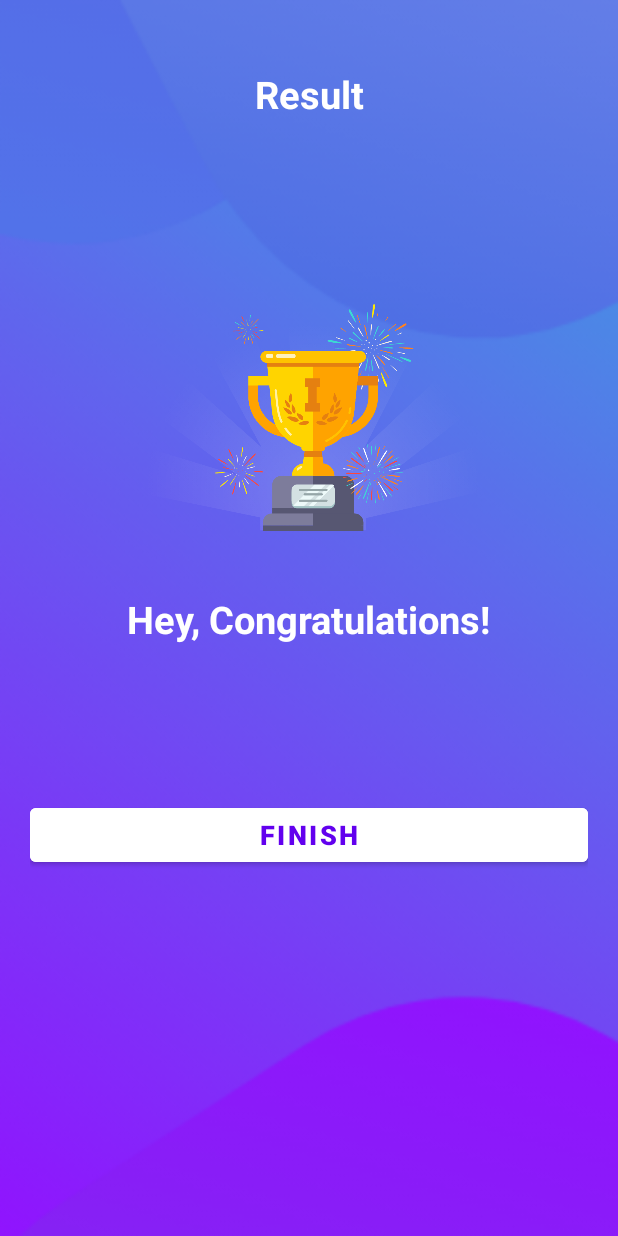
After one commit to koolunkle/QuizApp, an Android app: the ResultActivity screen opened directly, with no data from a screen before it, on a phone screen of 412 x 824 dp. The commit adds this screen. Run offline under Robolectric (Android 15) with nearby library versions, the phone set to English and light mode, and no system bars; our stand-ins replace data binding.

Commit message:
Result UI 세팅

```diff
--- a/app/src/main/AndroidManifest.xml
+++ b/app/src/main/AndroidManifest.xml
@@ -14,6 +14,9 @@
         android:theme="@style/Theme.QuizApp"
         tools:targetApi="31">
         <activity
+            android:name=".ResultActivity"
+            android:exported="true" />
+        <activity
             android:name=".QuestionActivity"
             android:exported="true" />
         <activity
--- /dev/null
+++ b/app/src/main/java/com/udemy/quizapp/ResultActivity.kt
@@ -0,0 +1,11 @@
+package com.udemy.quizapp
+
+import androidx.appcompat.app.AppCompatActivity
+import android.os.Bundle
+
+class ResultActivity : AppCompatActivity() {
+    override fun onCreate(savedInstanceState: Bundle?) {
+        super.onCreate(savedInstanceState)
+        setContentView(R.layout.activity_result)
+    }
+}
--- /dev/null
+++ b/app/src/main/res/layout/activity_result.xml
@@ -0,0 +1,91 @@
+<?xml version="1.0" encoding="utf-8"?>
+<layout>
+
+    <androidx.constraintlayout.widget.ConstraintLayout xmlns:android="http://schemas.android.com/apk/res/android"
+        xmlns:app="http://schemas.android.com/apk/res-auto"
+        xmlns:tools="http://schemas.android.com/tools"
+        android:layout_width="match_parent"
+        android:layout_height="match_parent"
+        android:background="@drawable/ic_bg"
+        android:padding="20dp"
+        tools:context=".ResultActivity">
+
+        <TextView
+            android:id="@+id/tv_result"
+            android:layout_width="wrap_content"
+            android:layout_height="wrap_content"
+            android:layout_marginTop="25dp"
+            android:text="@string/txt_result"
+            android:textColor="@color/white"
+            android:textSize="25sp"
+            android:textStyle="bold"
+            app:layout_constraintEnd_toEndOf="parent"
+            app:layout_constraintStart_toStartOf="parent"
+            app:layout_constraintTop_toTopOf="parent" />
+
+        <ImageView
+            android:id="@+id/iv_trophy"
+            android:layout_width="300dp"
+            android:layout_height="300dp"
+            android:contentDescription="@string/iv_trophy"
+            android:src="@drawable/ic_trophy"
+            app:layout_constraintEnd_toEndOf="parent"
+            app:layout_constraintStart_toStartOf="parent"
+            app:layout_constraintTop_toBottomOf="@id/tv_result" />
+
+        <TextView
+            android:id="@+id/tv_congratulations"
+            android:layout_width="wrap_content"
+            android:layout_height="wrap_content"
+            android:layout_marginTop="15dp"
+            android:layout_marginBottom="100dp"
+            android:text="@string/txt_congratulation"
+            android:textColor="@color/white"
+            android:textSize="25sp"
+            android:textStyle="bold"
+            app:layout_constraintEnd_toEndOf="parent"
+            app:layout_constraintStart_toStartOf="parent"
+            app:layout_constraintTop_toBottomOf="@id/iv_trophy" />
+
+        <TextView
+            android:id="@+id/tv_name"
+            android:layout_width="wrap_content"
+            android:layout_height="wrap_content"
+            android:layout_marginTop="15dp"
+            android:textColor="@color/white"
+            android:textSize="22sp"
+            android:textStyle="bold"
+            app:layout_constraintEnd_toEndOf="parent"
+            app:layout_constraintStart_toStartOf="parent"
+            app:layout_constraintTop_toBottomOf="@id/tv_congratulations"
+            tools:text="Username" />
+
+        <TextView
+            android:id="@+id/tv_score"
+            android:layout_width="wrap_content"
+            android:layout_height="wrap_content"
+            android:layout_marginTop="15dp"
+            android:textColor="@android:color/secondary_text_dark"
+            android:textSize="20sp"
+            app:layout_constraintEnd_toEndOf="parent"
+            app:layout_constraintStart_toStartOf="parent"
+            app:layout_constraintTop_toBottomOf="@id/tv_name"
+            tools:text="Your Score is 9 out of 10" />
+
+        <Button
+            android:id="@+id/btn_result"
+            android:layout_width="match_parent"
+            android:layout_height="wrap_content"
+            android:layout_marginTop="15dp"
+            android:backgroundTint="@color/white"
+            android:text="@string/txt_finish"
+            android:textColor="@color/design_default_color_primary"
+            android:textSize="18sp"
+            android:textStyle="bold"
+            app:layout_constraintEnd_toEndOf="parent"
+            app:layout_constraintStart_toStartOf="parent"
+            app:layout_constraintTop_toBottomOf="@id/tv_score" />
+
+    </androidx.constraintlayout.widget.ConstraintLayout>
+
+</layout>
--- a/app/src/main/res/values/strings.xml
+++ b/app/src/main/res/values/strings.xml
@@ -13,4 +13,7 @@
     <string name="txt_submit">Submit</string>
     <string name="txt_finish">Finish</string>
     <string name="txt_next_question">GO TO NEXT QUESTION</string>
+    <string name="txt_result">Result</string>
+    <string name="iv_trophy">Trophy Image</string>
+    <string name="txt_congratulation">Hey, Congratulations!</string>
 </resources>
```
Also changed, not shown: app/src/main/res/drawable/ic_trophy.png (added).
